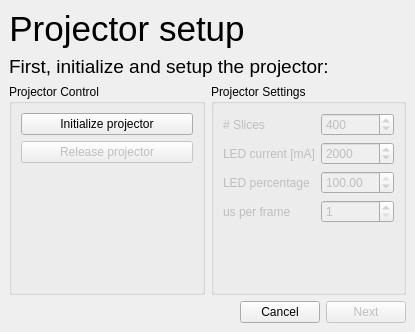
First picture: the form in src/StackedWidget.ui, repository CarloNicolini/Volvux, before the edit.
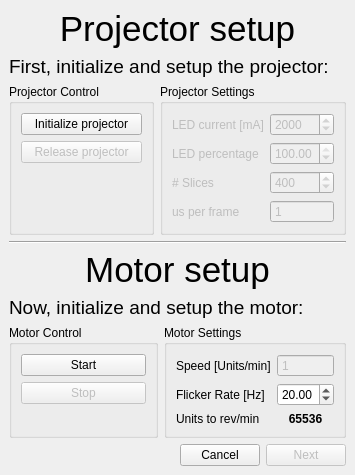
Second picture: the form after the edit. The open tabs and pages were chosen to show the change. Custom widgets are drawn as their Qt base class.

```diff
--- a/src/StackedWidget.ui
+++ b/src/StackedWidget.ui
@@ -6,25 +6,19 @@
    <rect>
     <x>0</x>
     <y>0</y>
-    <width>415</width>
-    <height>332</height>
+    <width>355</width>
+    <height>444</height>
    </rect>
   </property>
   <property name="windowTitle">
    <string>Volvux Welcome Wizard</string>
   </property>
   <property name="currentIndex">
-   <number>1</number>
+   <number>0</number>
   </property>
   <widget class="QWidget" name="pageProjector">
-   <layout class="QGridLayout" name="gridLayout">
-    <item row="0" column="0">
-     <layout class="QVBoxLayout" name="verticalLayout_4">
-      <item>
        <layout class="QVBoxLayout" name="verticalLayout_3">
         <item>
-         <layout class="QHBoxLayout" name="horizontalLayout_3">
-          <item>
            <widget class="QLabel" name="projectorTitleLabel">
             <property name="font">
              <font>
@@ -49,21 +43,6 @@
            </widget>
           </item>
           <item>
-           <spacer name="horizontalSpacer_2">
-            <property name="orientation">
-             <enum>Qt::Horizontal</enum>
-            </property>
-            <property name="sizeHint" stdset="0">
-             <size>
-              <width>40</width>
-              <height>20</height>
-             </size>
-            </property>
-           </spacer>
-          </item>
-         </layout>
-        </item>
-        <item>
          <widget class="QLabel" name="projectInstructionsLabel">
           <property name="font">
            <font>
@@ -75,10 +54,6 @@
           </property>
          </widget>
         </item>
-       </layout>
-      </item>
-      <item>
-       <layout class="QVBoxLayout" name="verticalLayout_2">
         <item>
          <layout class="QHBoxLayout" name="horizontalLayout">
           <item>
@@ -86,7 +61,7 @@
             <property name="title">
              <string>Projector Control</string>
             </property>
-            <layout class="QVBoxLayout" name="verticalLayout">
+        <layout class="QVBoxLayout" name="verticalLayout_2">
              <item>
               <widget class="QPushButton" name="pushButtonProjectorInitialize">
                <property name="text">
@@ -105,19 +80,23 @@
               </widget>
              </item>
              <item>
-              <spacer name="verticalSpacer">
+          <spacer name="verticalSpacer_2">
                <property name="orientation">
                 <enum>Qt::Vertical</enum>
                </property>
                <property name="sizeHint" stdset="0">
                 <size>
-                 <width>28</width>
-                 <height>53</height>
+             <width>20</width>
+             <height>40</height>
                 </size>
                </property>
               </spacer>
              </item>
             </layout>
+        <zorder>pushButtonProjectorInitialize</zorder>
+        <zorder>pushButtonProjectorRelease</zorder>
+        <zorder>projectorSettingsGroupbox</zorder>
+        <zorder>verticalSpacer_2</zorder>
            </widget>
           </item>
           <item>
@@ -128,34 +107,8 @@
             <property name="title">
              <string>Projector Settings</string>
             </property>
-            <layout class="QFormLayout" name="formLayout">
+        <layout class="QFormLayout" name="formLayout_2">
              <item row="0" column="0">
-              <widget class="QLabel" name="labelNumSlicesProjector">
-               <property name="enabled">
-                <bool>false</bool>
-               </property>
-               <property name="text">
-                <string># Slices</string>
-               </property>
-              </widget>
-             </item>
-             <item row="0" column="1">
-              <widget class="QSpinBox" name="spinBoxProjectorNSlices">
-               <property name="enabled">
-                <bool>false</bool>
-               </property>
-               <property name="minimum">
-                <number>1</number>
-               </property>
-               <property name="maximum">
-                <number>500</number>
-               </property>
-               <property name="value">
-                <number>400</number>
-               </property>
-              </widget>
-             </item>
-             <item row="1" column="0">
               <widget class="QLabel" name="labelLEDCurrent">
                <property name="enabled">
                 <bool>false</bool>
@@ -165,7 +118,7 @@
                </property>
               </widget>
              </item>
-             <item row="1" column="1">
+         <item row="0" column="1">
               <widget class="QSpinBox" name="spinBoxProjectorLEDcurrent">
                <property name="enabled">
                 <bool>false</bool>
@@ -181,7 +134,7 @@
                </property>
               </widget>
              </item>
-             <item row="2" column="0">
+         <item row="1" column="0">
               <widget class="QLabel" name="labelLEDpercentage">
                <property name="enabled">
                 <bool>false</bool>
@@ -191,7 +144,7 @@
                </property>
               </widget>
              </item>
-             <item row="2" column="1">
+         <item row="1" column="1">
               <widget class="QDoubleSpinBox" name="doubleSpinBoxProjectorLEDpercentage">
                <property name="enabled">
                 <bool>false</bool>
@@ -207,6 +160,32 @@
                </property>
               </widget>
              </item>
+         <item row="2" column="0">
+          <widget class="QLabel" name="labelNumSlicesProjector">
+           <property name="enabled">
+            <bool>false</bool>
+           </property>
+           <property name="text">
+            <string># Slices</string>
+           </property>
+          </widget>
+         </item>
+         <item row="2" column="1">
+          <widget class="QSpinBox" name="spinBoxProjectorNSlices">
+           <property name="enabled">
+            <bool>false</bool>
+           </property>
+           <property name="minimum">
+            <number>1</number>
+           </property>
+           <property name="maximum">
+            <number>1000</number>
+           </property>
+           <property name="value">
+            <number>400</number>
+           </property>
+          </widget>
+         </item>
              <item row="3" column="0">
               <widget class="QLabel" name="labelProjectorMicrosecPerFrame">
                <property name="enabled">
@@ -222,6 +201,21 @@
                <property name="enabled">
                 <bool>false</bool>
                </property>
+           <property name="frame">
+            <bool>true</bool>
+           </property>
+           <property name="readOnly">
+            <bool>true</bool>
+           </property>
+           <property name="buttonSymbols">
+            <enum>QAbstractSpinBox::NoButtons</enum>
+           </property>
+           <property name="keyboardTracking">
+            <bool>false</bool>
+           </property>
+           <property name="showGroupSeparator" stdset="0">
+            <bool>false</bool>
+           </property>
                <property name="minimum">
                 <number>1</number>
                </property>
@@ -230,74 +224,18 @@
                </property>
               </widget>
              </item>
-             <item row="4" column="1">
-              <spacer name="verticalSpacer_2">
-               <property name="orientation">
-                <enum>Qt::Vertical</enum>
-               </property>
-               <property name="sizeHint" stdset="0">
-                <size>
-                 <width>70</width>
-                 <height>14</height>
-                </size>
-               </property>
-              </spacer>
-             </item>
             </layout>
            </widget>
           </item>
          </layout>
         </item>
         <item>
-         <layout class="QHBoxLayout" name="horizontalLayout_2">
-          <item>
-           <spacer name="horizontalSpacer">
+     <widget class="Line" name="line">
             <property name="orientation">
              <enum>Qt::Horizontal</enum>
             </property>
-            <property name="sizeHint" stdset="0">
-             <size>
-              <width>40</width>
-              <height>20</height>
-             </size>
-            </property>
-           </spacer>
-          </item>
-          <item>
-           <widget class="QPushButton" name="pushButtonCancelProjector">
-            <property name="text">
-             <string>Cancel</string>
-            </property>
-           </widget>
-          </item>
-          <item>
-           <widget class="QPushButton" name="pushButtonNextProjector">
-            <property name="enabled">
-             <bool>false</bool>
-            </property>
-            <property name="text">
-             <string>Next</string>
-            </property>
-           </widget>
-          </item>
-         </layout>
-        </item>
-       </layout>
-      </item>
-     </layout>
-    </item>
-   </layout>
-  </widget>
-  <widget class="QWidget" name="pageMotor">
-   <layout class="QGridLayout" name="gridLayout_2">
-    <item row="0" column="0" colspan="2">
-     <layout class="QVBoxLayout" name="verticalLayout_9">
-      <item>
-       <layout class="QVBoxLayout" name="verticalLayout_8">
-        <item>
-         <layout class="QVBoxLayout" name="verticalLayout_7">
-          <item>
-           <layout class="QHBoxLayout" name="horizontalLayout_5">
+     </widget>
+    </item>
             <item>
              <widget class="QLabel" name="labelSMITitle">
               <property name="font">
@@ -323,21 +261,6 @@
              </widget>
             </item>
             <item>
-             <spacer name="horizontalSpacer_5">
-              <property name="orientation">
-               <enum>Qt::Horizontal</enum>
-              </property>
-              <property name="sizeHint" stdset="0">
-               <size>
-                <width>40</width>
-                <height>20</height>
-               </size>
-              </property>
-             </spacer>
-            </item>
-           </layout>
-          </item>
-          <item>
            <widget class="QLabel" name="labelSMIInstructions">
             <property name="font">
              <font>
@@ -349,16 +272,14 @@
             </property>
            </widget>
           </item>
-         </layout>
-        </item>
         <item>
-         <layout class="QHBoxLayout" name="horizontalLayout_4">
+     <layout class="QHBoxLayout" name="horizontalLayout_2">
           <item>
            <widget class="QGroupBox" name="SMIControlGroupBox">
             <property name="title">
              <string>Motor Control</string>
             </property>
-            <layout class="QVBoxLayout" name="verticalLayout_6">
+        <layout class="QVBoxLayout" name="verticalLayout">
              <item>
               <widget class="QPushButton" name="pushButtonMotorStart">
                <property name="text">
@@ -377,14 +298,14 @@
               </widget>
              </item>
              <item>
-              <spacer name="verticalSpacer_5">
+          <spacer name="verticalSpacer">
                <property name="orientation">
                 <enum>Qt::Vertical</enum>
                </property>
                <property name="sizeHint" stdset="0">
                 <size>
                  <width>20</width>
-                 <height>27</height>
+             <height>40</height>
                 </size>
                </property>
               </spacer>
@@ -397,70 +318,44 @@
             <property name="title">
              <string>Motor Settings</string>
             </property>
-            <widget class="QWidget" name="layoutWidget">
-             <property name="geometry">
-              <rect>
-               <x>13</x>
-               <y>33</y>
-               <width>207</width>
-               <height>115</height>
-              </rect>
-             </property>
-             <layout class="QFormLayout" name="formLayout_2">
+        <layout class="QFormLayout" name="formLayout">
               <item row="0" column="0">
-               <widget class="QLabel" name="labelNumSlicesMotor">
-                <property name="text">
-                 <string># Slices</string>
-                </property>
-               </widget>
-              </item>
-              <item row="0" column="1">
-               <widget class="QSpinBox" name="spinBoxMotorNSlices">
-                <property name="enabled">
-                 <bool>true</bool>
-                </property>
-                <property name="minimum">
-                 <number>1</number>
-                </property>
-                <property name="maximum">
-                 <number>500</number>
-                </property>
-                <property name="value">
-                 <number>400</number>
-                </property>
-               </widget>
-              </item>
-              <item row="1" column="0">
                <widget class="QLabel" name="labelMotorSpeed">
                 <property name="text">
                  <string>Speed [Units/min]</string>
                 </property>
                </widget>
               </item>
-              <item row="1" column="1">
+         <item row="0" column="1">
                <widget class="QSpinBox" name="spinBoxMotorSpeed">
                 <property name="enabled">
+            <bool>false</bool>
+           </property>
+           <property name="readOnly">
                  <bool>true</bool>
                 </property>
+           <property name="buttonSymbols">
+            <enum>QAbstractSpinBox::NoButtons</enum>
+           </property>
                 <property name="minimum">
                  <number>1</number>
                 </property>
                 <property name="maximum">
-                 <number>999</number>
+            <number>2000000</number>
                 </property>
                 <property name="value">
                  <number>1</number>
                 </property>
                </widget>
               </item>
-              <item row="2" column="0">
+         <item row="1" column="0">
                <widget class="QLabel" name="labelFlickerRate">
                 <property name="text">
                  <string>Flicker Rate [Hz]</string>
                 </property>
                </widget>
               </item>
-              <item row="2" column="1">
+         <item row="1" column="1">
                <widget class="QDoubleSpinBox" name="doubleSpinBoxMotorFlickerRate">
                 <property name="enabled">
                  <bool>true</bool>
@@ -469,21 +364,24 @@
                  <double>1.000000000000000</double>
                 </property>
                 <property name="maximum">
-                 <double>300.000000000000000</double>
-                </property>
-                <property name="value">
                  <double>30.000000000000000</double>
                 </property>
-               </widget>
-              </item>
-              <item row="3" column="0">
+           <property name="singleStep">
+            <double>0.010000000000000</double>
+           </property>
+           <property name="value">
+            <double>20.000000000000000</double>
+           </property>
+          </widget>
+         </item>
+         <item row="2" column="0">
                <widget class="QLabel" name="labelUnitsToRevMin">
                 <property name="text">
                  <string>Units to rev/min</string>
                 </property>
                </widget>
               </item>
-              <item row="3" column="1">
+         <item row="2" column="1">
                <widget class="QLabel" name="labelMotorDefaultUnitsToRevMin">
                 <property name="font">
                  <font>
@@ -501,36 +399,40 @@
               </item>
              </layout>
             </widget>
-           </widget>
           </item>
          </layout>
         </item>
-       </layout>
-      </item>
       <item>
-       <layout class="QHBoxLayout" name="horizontalLayout_7">
+     <layout class="QHBoxLayout" name="horizontalLayout_3">
         <item>
-         <widget class="QPushButton" name="pushButtonCancelMotor">
+       <spacer name="horizontalSpacer">
+        <property name="orientation">
+         <enum>Qt::Horizontal</enum>
+        </property>
+        <property name="sizeHint" stdset="0">
+         <size>
+          <width>40</width>
+          <height>20</height>
+         </size>
+        </property>
+       </spacer>
+      </item>
+      <item>
+       <widget class="QPushButton" name="pushButtonCancelProjector">
           <property name="text">
            <string>Cancel</string>
           </property>
          </widget>
         </item>
         <item>
-         <widget class="QPushButton" name="pushButtonPreviousMotor">
-          <property name="text">
-           <string>Back</string>
-          </property>
-         </widget>
-        </item>
-        <item>
-         <widget class="QPushButton" name="pushButtonNextMotor">
+       <widget class="QPushButton" name="pushButtonNextProjector">
+        <property name="enabled">
+         <bool>false</bool>
+        </property>
           <property name="text">
            <string>Next</string>
           </property>
          </widget>
-        </item>
-       </layout>
       </item>
      </layout>
     </item>
```
Lines whose indentation alone changed are shown as unchanged.
